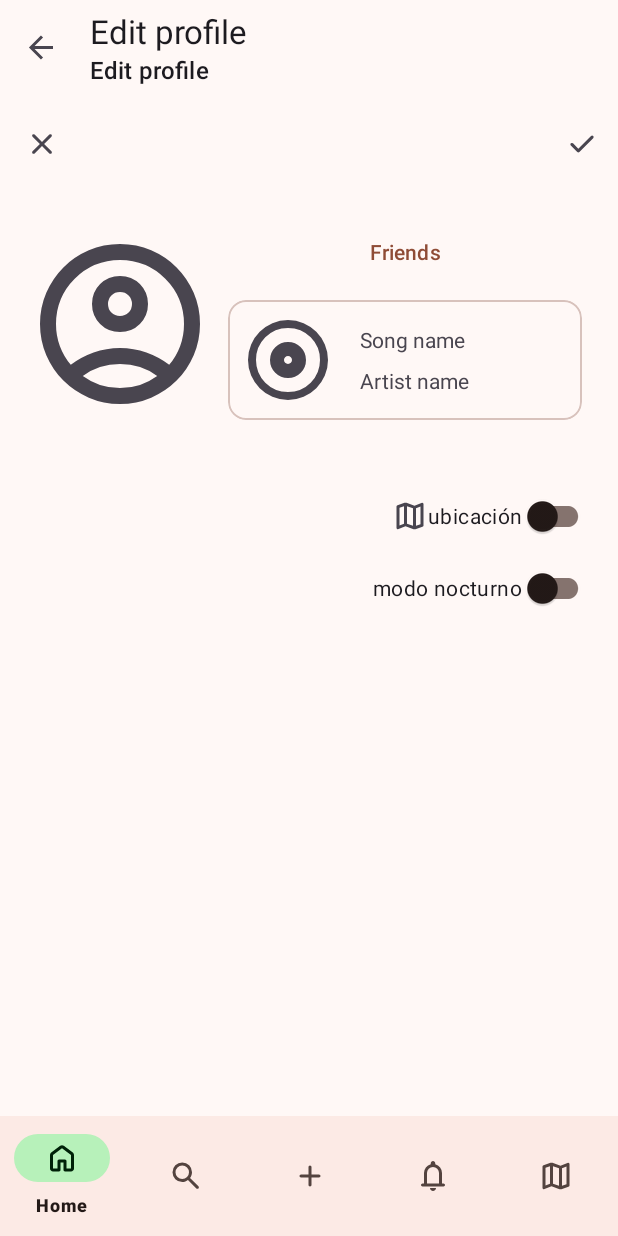
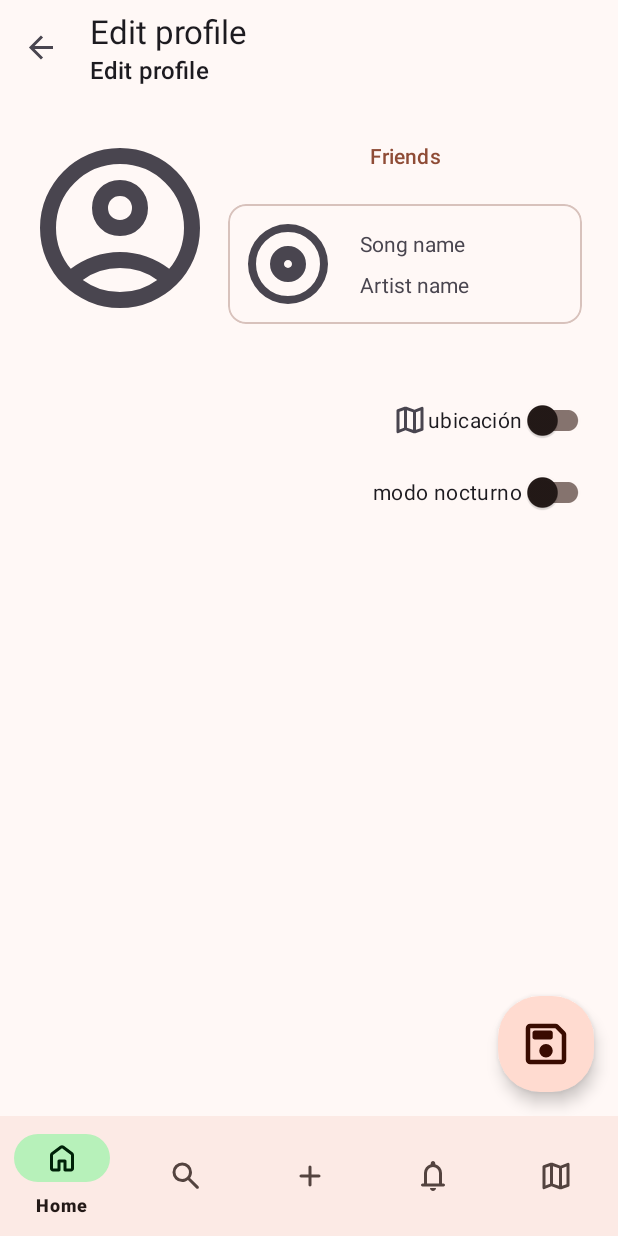
Before and after one commit to ikergcalvino/SoundShare, an Android app: the ProfileEditFragment screen opened through its navigation route, on a phone screen of 412 x 824 dp. Run offline under Robolectric (Android 15) with nearby library versions, the phone set to English and light mode, and no system bars; our stand-ins replace navigation-ui.

Commit message:
Cambiada la interfaz de edición de usuarios para que guardar los ajustes se haga con un botón flotante

```diff
--- a/app/src/main/java/com/muei/soundshare/ui/profile/ProfileEditFragment.kt
+++ b/app/src/main/java/com/muei/soundshare/ui/profile/ProfileEditFragment.kt
@@ -8,7 +8,6 @@ import android.view.ViewGroup
 import androidx.fragment.app.Fragment
 import androidx.lifecycle.ViewModelProvider
 import androidx.navigation.fragment.findNavController
-import com.muei.soundshare.R
 import com.muei.soundshare.databinding.FragmentProfileEditBinding
 
 class ProfileEditFragment : Fragment() {
@@ -23,24 +22,12 @@ class ProfileEditFragment : Fragment() {
 
         _binding = FragmentProfileEditBinding.inflate(inflater, container, false)
 
-        binding.topNav.setOnMenuItemClickListener { menuItem ->
-            when (menuItem.itemId) {
-                R.id.navigation_check -> {
-                    Log.d("SoundShare", "Confirm button clicked")
+        binding.buttonSave.setOnClickListener {
+            Log.d("SoundShare", "Save button clicked")
 
-                    // ProfileService para la actualización asíncrona
+            // ProfileService para la actualización asíncrona
 
-                    findNavController().navigate(R.id.navigation_profile)
-                    true
-                }
-
-                else -> false
-            }
-        }
-
-        binding.topNav.setNavigationOnClickListener {
-            Log.d("SoundShare", "Cancel button clicked")
-            findNavController().navigate(R.id.navigation_profile)
+            findNavController().navigateUp()
         }
 
         return binding.root
--- /dev/null
+++ b/app/src/main/res/drawable/ic_save.xml
@@ -0,0 +1,10 @@
+<vector xmlns:android="http://schemas.android.com/apk/res/android"
+    android:width="24dp"
+    android:height="24dp"
+    android:tint="?attr/colorControlNormal"
+    android:viewportWidth="960"
+    android:viewportHeight="960">
+    <path
+        android:fillColor="@android:color/white"
+        android:pathData="M200,840Q167,840 143.5,816.5Q120,793 120,760L120,200Q120,167 143.5,143.5Q167,120 200,120L647,120Q663,120 677.5,126Q692,132 703,143L817,257Q828,268 834,282.5Q840,297 840,313L840,760Q840,793 816.5,816.5Q793,840 760,840L200,840ZM760,314L646,200L200,200Q200,200 200,200Q200,200 200,200L200,760Q200,760 200,760Q200,760 200,760L760,760Q760,760 760,760Q760,760 760,760L760,314ZM480,720Q530,720 565,685Q600,650 600,600Q600,550 565,515Q530,480 480,480Q430,480 395,515Q360,550 360,600Q360,650 395,685Q430,720 480,720ZM280,400L560,400Q577,400 588.5,388.5Q600,377 600,360L600,280Q600,263 588.5,251.5Q577,240 560,240L280,240Q263,240 251.5,251.5Q240,263 240,280L240,360Q240,377 251.5,388.5Q263,400 280,400ZM200,314L200,760Q200,760 200,760Q200,760 200,760L200,760Q200,760 200,760Q200,760 200,760L200,200Q200,200 200,200Q200,200 200,200L200,200L200,314Z" />
+</vector>
--- a/app/src/main/res/layout/fragment_profile_edit.xml
+++ b/app/src/main/res/layout/fragment_profile_edit.xml
@@ -10,20 +10,6 @@
         android:layout_width="match_parent"
         android:layout_height="match_parent"
         android:orientation="vertical">
-
-        <com.google.android.material.appbar.AppBarLayout
-            android:layout_width="match_parent"
-            android:layout_height="wrap_content">
-
-            <com.google.android.material.appbar.MaterialToolbar
-                android:id="@+id/top_nav"
-                android:layout_width="match_parent"
-                android:layout_height="?attr/actionBarSize"
-                app:layout_scrollFlags="scroll|enterAlways|snap"
-                app:menu="@menu/edit_profile_nav_menu"
-                app:navigationIcon="@drawable/ic_close" />
-
-        </com.google.android.material.appbar.AppBarLayout>
 
         <LinearLayout
             android:layout_width="match_parent"
@@ -56,7 +42,6 @@
 
             </LinearLayout>
 
-
         </LinearLayout>
         <LinearLayout
             android:layout_width="match_parent"
@@ -80,6 +65,20 @@
 
         </LinearLayout>
 
+        <!-- Edición del perfil -->
+
     </LinearLayout>
 
+    <com.google.android.material.floatingactionbutton.FloatingActionButton
+        android:id="@+id/button_save"
+        style="?attr/floatingActionButtonLargeStyle"
+        android:layout_width="wrap_content"
+        android:layout_height="wrap_content"
+        android:layout_margin="16dp"
+        android:contentDescription="TODO"
+        app:fabCustomSize="64dp"
+        app:layout_constraintBottom_toBottomOf="parent"
+        app:layout_constraintEnd_toEndOf="parent"
+        app:srcCompat="@drawable/ic_save" />
+
 </androidx.constraintlayout.widget.ConstraintLayout>
```
